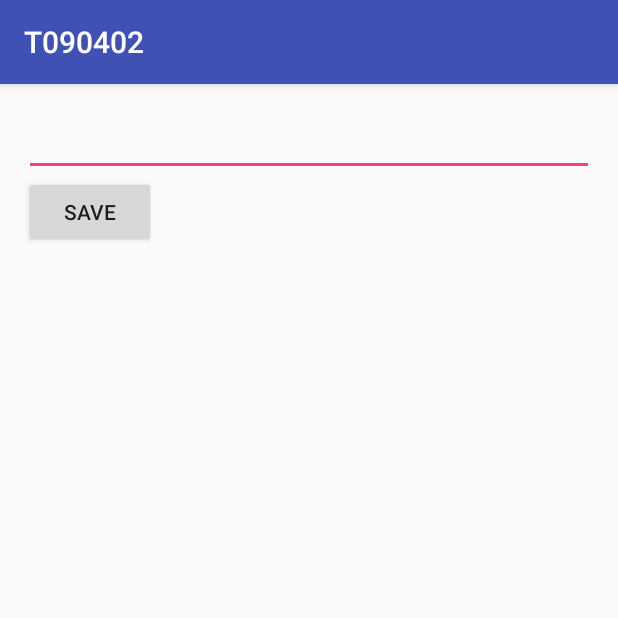
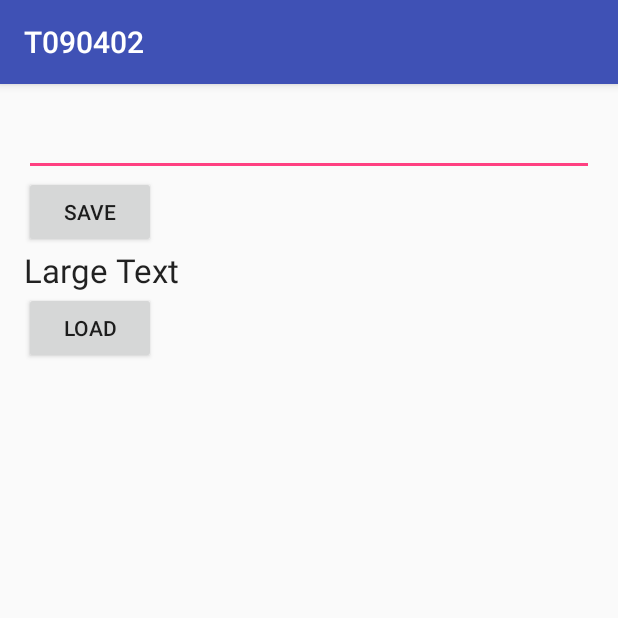
Before and after one commit to Shaojung/T090402, an Android app: the screen it shows after launch (MainActivity), after a tap on "SAVE", on a phone screen of 412 x 824 dp, the top half of it. Run offline under Robolectric (Android 15) with nearby library versions, the phone set to English and light mode, and no system bars.

```diff
--- a/app/src/main/java/tw/com/pcschool/t090402/MainActivity.java
+++ b/app/src/main/java/tw/com/pcschool/t090402/MainActivity.java
@@ -5,27 +5,35 @@ import android.support.v7.app.AppCompatActivity;
 import android.os.Bundle;
 import android.view.View;
 import android.widget.EditText;
+import android.widget.TextView;
 
 public class MainActivity extends AppCompatActivity {
     EditText ed;
     SharedPreferences sp;
+    TextView tv;
 
     @Override
     protected void onCreate(Bundle savedInstanceState) {
         super.onCreate(savedInstanceState);
         setContentView(R.layout.activity_main);
         ed = (EditText) findViewById(R.id.editText);
+        tv = (TextView) findViewById(R.id.textView);
+        sp = getSharedPreferences("mydata", MODE_PRIVATE);
     }
 
     public void clickSave(View v)
     {
-        sp = getSharedPreferences("mydata", MODE_PRIVATE);
         SharedPreferences.Editor editor = sp.edit();
-
         String value = ed.getText().toString();
 
         editor.putString("v1", value);
 
         editor.commit();
     }
+
+    public void clickLoad(View v)
+    {
+        String value = sp.getString("v1", "Teacher");
+        tv.setText(value);
+    }
 }
--- a/app/src/main/res/layout/activity_main.xml
+++ b/app/src/main/res/layout/activity_main.xml
@@ -26,4 +26,24 @@
         android:layout_alignParentTop="true"
         android:layout_alignParentLeft="true"
         android:layout_alignParentStart="true" />
+
+    <TextView
+        android:layout_width="wrap_content"
+        android:layout_height="wrap_content"
+        android:textAppearance="?android:attr/textAppearanceLarge"
+        android:text="Large Text"
+        android:id="@+id/textView"
+        android:layout_below="@+id/button"
+        android:layout_alignParentLeft="true"
+        android:layout_alignParentStart="true" />
+
+    <Button
+        android:layout_width="wrap_content"
+        android:layout_height="wrap_content"
+        android:text="Load"
+        android:id="@+id/button2"
+        android:layout_below="@+id/textView"
+        android:layout_alignParentLeft="true"
+        android:layout_alignParentStart="true"
+        android:onClick="clickLoad" />
 </RelativeLayout>
```
